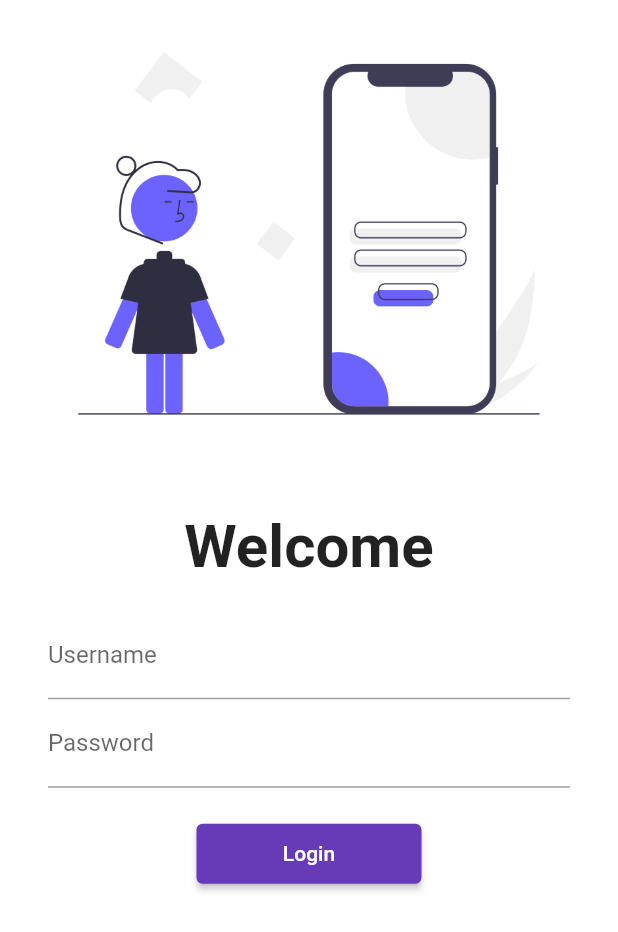
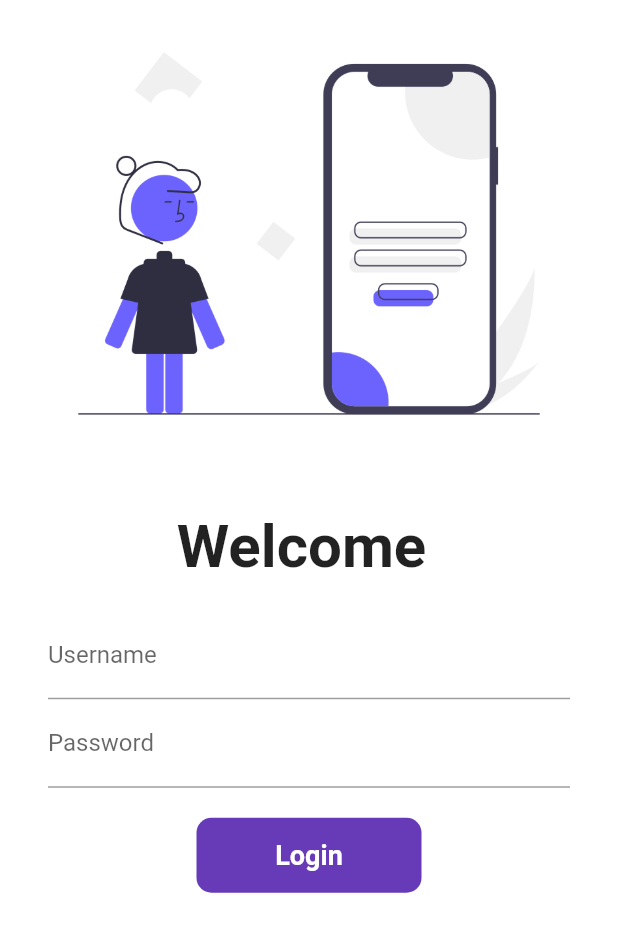
Before and after one commit to deepanshu127001/flutter_application_1, a Flutter app: the screen it shows after launch, on a phone screen of 412 x 824 dp. Shown: the top 932 px of the screen. Run offline on Flutter 3.47's test engine with Material 2 defaults, Android fonts, the phone set to English and light mode, and no system bars.

```diff
--- a/lib/pages/login_page.dart
+++ b/lib/pages/login_page.dart
@@ -1,9 +1,16 @@
 import 'package:flutter/material.dart';
 import 'package:flutter_application_1/utils/routes.dart';
 
-class LoginPage extends StatelessWidget {
+class LoginPage extends StatefulWidget {
   const LoginPage({super.key});
 
+  @override
+  State<LoginPage> createState() => _LoginPageState();
+}
+
+class _LoginPageState extends State<LoginPage> {
+  String name = "";
+  bool changeButton = false;
   @override
   Widget build(BuildContext context) {
     return Material(
@@ -18,8 +25,8 @@ class LoginPage extends StatelessWidget {
               const SizedBox(
                 height: 30,
               ),
-              const Text(
-                "Welcome",
+              Text(
+                "Welcome $name",
                 style: TextStyle(fontSize: 40, fontWeight: FontWeight.bold),
               ),
               Padding(
@@ -30,6 +37,10 @@ class LoginPage extends StatelessWidget {
                     TextFormField(
                       decoration: const InputDecoration(
                           hintText: "Enter Username", labelText: "Username"),
+                      onChanged: (value) {
+                        name = value;
+                        setState(() {});
+                      },
                     ),
                     TextFormField(
                       obscureText: true,
@@ -39,13 +50,48 @@ class LoginPage extends StatelessWidget {
                     const SizedBox(
                       height: 20,
                     ),
-                    ElevatedButton(
-                      onPressed: () {
+                    InkWell(
+                      onTap: () async {
+                        setState(() {
+                          changeButton = true;
+                        });
+                        await Future.delayed(const Duration(milliseconds: 400));
+                        // ignore: use_build_context_synchronously
                         Navigator.pushNamed(context, MyRoutes.homeRoute);
                       },
-                      style: TextButton.styleFrom(minimumSize: Size(150, 40)),
-                      child: const Text("Login"),
+                      child: AnimatedContainer(
+                        duration: const Duration(milliseconds: 400),
+                        width: changeButton ? 50 : 150,
+                        height: 50,
+                        alignment: Alignment.center,
+                        decoration: BoxDecoration(
+                            color: Colors.deepPurple,
+                            // shape: changeButton
+                            //     ? BoxShape.circle
+                            //     : BoxShape.rectangle,
+                            borderRadius:
+                                BorderRadius.circular(changeButton ? 50 : 10)),
+                        child: changeButton
+                            ? Icon(
+                                Icons.done,
+                                color: Colors.white,
+                              )
+                            : const Text(
+                                "Login",
+                                style: TextStyle(
+                                    color: Colors.white,
+                                    fontWeight: FontWeight.bold,
+                                    fontSize: 18),
+                              ),
+                      ),
                     )
+                    // ElevatedButton(
+                    //   onPressed: () {
+                    //     Navigator.pushNamed(context, MyRoutes.homeRoute);
+                    //   },
+                    //   style: TextButton.styleFrom(minimumSize: Size(150, 40)),
+                    //   child: const Text("Login"),
+                    // )
                   ],
                 ),
               )
```
